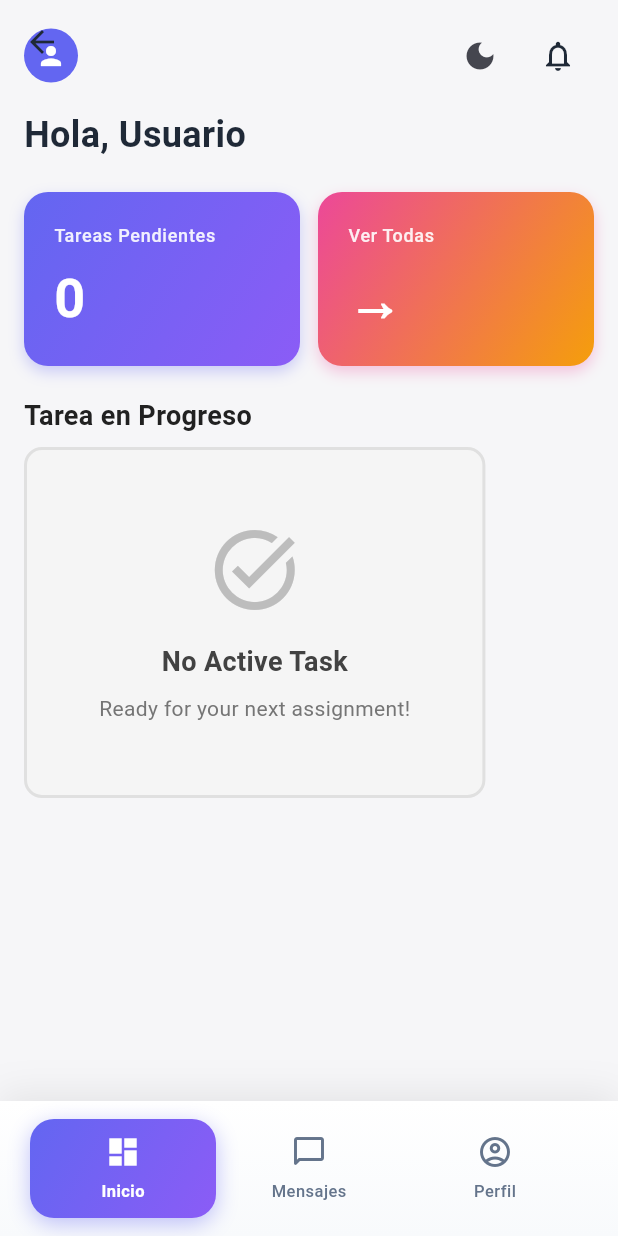
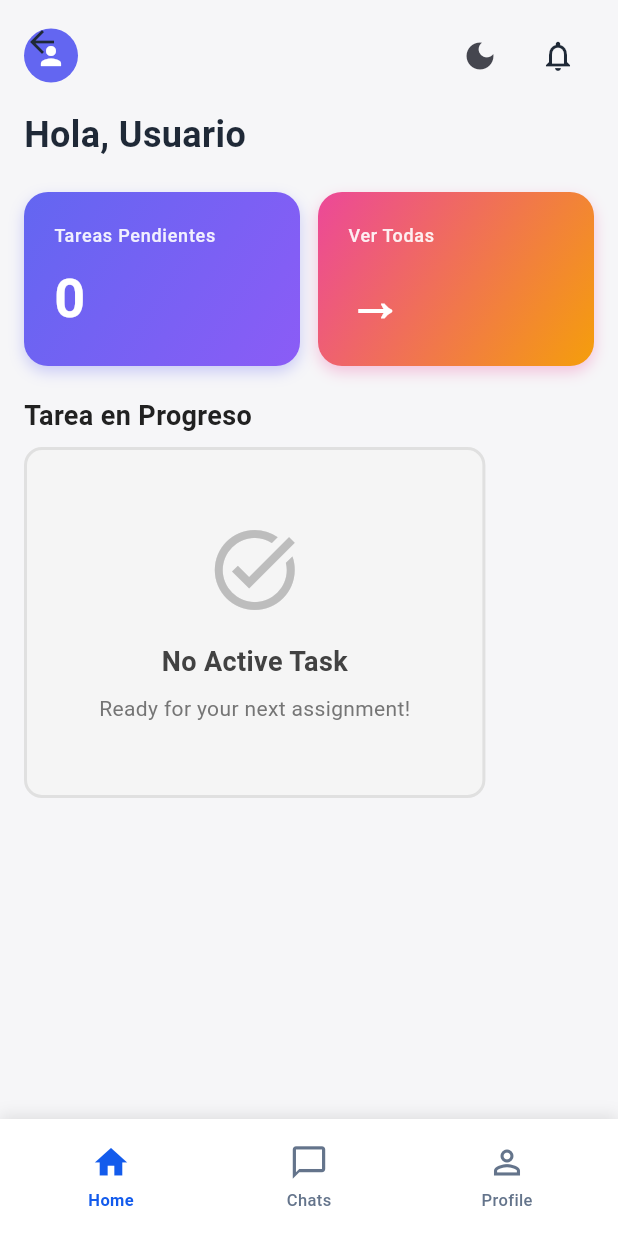
Before and after one commit to ProyectoFinalProgra2025/Task-Control-Frontend, a Flutter app: the WorkerMainScreen screen opened by its route, on a phone screen of 412 x 824 dp. Run offline on Flutter 3.47's test engine with Material 3 defaults, Android fonts, the phone set to English and light mode, and no system bars; our stand-ins replace shared_preferences, smooth_page_indicator; accounts and stored records are empty; network calls fail.

Commit message:
UPDATE: Navbar Worker screens modified

```diff
--- a/lib/screens/worker/worker_main_screen.dart
+++ b/lib/screens/worker/worker_main_screen.dart
@@ -59,53 +59,38 @@ class _WorkerMainScreenState extends State<WorkerMainScreen> with SingleTickerPr
       ),
       bottomNavigationBar: Container(
         decoration: BoxDecoration(
-          gradient: isDark
-              ? LinearGradient(
-                  colors: [Color(0xFF192233), Color(0xFF1a2942)],
-                  begin: Alignment.topCenter,
-                  end: Alignment.bottomCenter,
-                )
-              : LinearGradient(
-                  colors: [Colors.white, Color(0xFFF8FAFC)],
-                  begin: Alignment.topCenter,
-                  end: Alignment.bottomCenter,
-                ),
+          color: isDark ? const Color(0xFF192233) : Colors.white,
           boxShadow: [
             BoxShadow(
-              color: isDark
-                  ? Colors.black.withOpacity(0.4)
-                  : Colors.black.withOpacity(0.08),
-              blurRadius: 20,
-              offset: const Offset(0, -4),
+              color: Colors.black.withOpacity(0.1),
+              blurRadius: 8,
+              offset: const Offset(0, -2),
             ),
           ],
         ),
         child: SafeArea(
           child: Padding(
-            padding: const EdgeInsets.symmetric(horizontal: 20, vertical: 12),
+            padding: const EdgeInsets.symmetric(horizontal: 8, vertical: 8),
             child: Row(
-              mainAxisAlignment: MainAxisAlignment.spaceEvenly,
+              mainAxisAlignment: MainAxisAlignment.spaceAround,
               children: [
                 _buildNavItem(
-                  icon: Icons.dashboard_rounded,
-                  activeIcon: Icons.dashboard,
-                  label: 'Inicio',
+                  icon: Icons.home_outlined,
+                  activeIcon: Icons.home,
+                  label: 'Home',
                   index: 0,
-                  isDark: isDark,
                 ),
                 _buildNavItem(
-                  icon: Icons.chat_bubble_outline_rounded,
-                  activeIcon: Icons.chat_bubble_rounded,
-                  label: 'Mensajes',
+                  icon: Icons.chat_bubble_outline,
+                  activeIcon: Icons.chat_bubble,
+                  label: 'Chats',
                   index: 1,
-                  isDark: isDark,
                 ),
                 _buildNavItem(
-                  icon: Icons.account_circle_outlined,
-                  activeIcon: Icons.account_circle,
-                  label: 'Perfil',
+                  icon: Icons.person_outline,
+                  activeIcon: Icons.person,
+                  label: 'Profile',
                   index: 2,
-                  isDark: isDark,
                 ),
               ],
             ),
@@ -120,60 +105,36 @@ class _WorkerMainScreenState extends State<WorkerMainScreen> with SingleTickerPr
     required IconData activeIcon,
     required String label,
     required int index,
-    required bool isDark,
   }) {
     final isActive = _currentIndex == index;
+    final isDark = Theme.of(context).brightness == Brightness.dark;
 
     return Expanded(
       child: InkWell(
         onTap: () => _onNavItemTapped(index),
-        borderRadius: BorderRadius.circular(16),
-        child: AnimatedContainer(
-          duration: const Duration(milliseconds: 200),
-          padding: const EdgeInsets.symmetric(vertical: 10, horizontal: 8),
-          decoration: BoxDecoration(
-            gradient: isActive
-                ? const LinearGradient(
-                    colors: [Color(0xFF6366F1), Color(0xFF8B5CF6)],
-                    begin: Alignment.topLeft,
-                    end: Alignment.bottomRight,
-                  )
-                : null,
-            borderRadius: BorderRadius.circular(16),
-            boxShadow: isActive
-                ? [
-                    BoxShadow(
-                      color: const Color(0xFF6366F1).withOpacity(0.4),
-                      blurRadius: 12,
-                      offset: const Offset(0, 4),
-                    ),
-                  ]
-                : null,
-          ),
+        borderRadius: BorderRadius.circular(12),
+        child: Container(
+          padding: const EdgeInsets.symmetric(vertical: 8),
           child: Column(
             mainAxisSize: MainAxisSize.min,
-            mainAxisAlignment: MainAxisAlignment.center,
             children: [
               Icon(
                 isActive ? activeIcon : icon,
                 color: isActive
-                    ? Colors.white
+                    ? const Color(0xFF135bec)
                     : (isDark ? const Color(0xFF92a4c9) : const Color(0xFF64748b)),
-                size: 24,
+                size: 26,
               ),
-              const SizedBox(height: 6),
+              const SizedBox(height: 4),
               Text(
                 label,
                 style: TextStyle(
                   fontSize: 11,
-                  fontWeight: isActive ? FontWeight.bold : FontWeight.w500,
+                  fontWeight: isActive ? FontWeight.w600 : FontWeight.w500,
                   color: isActive
-                      ? Colors.white
+                      ? const Color(0xFF135bec)
                       : (isDark ? const Color(0xFF92a4c9) : const Color(0xFF64748b)),
-                  letterSpacing: 0.3,
                 ),
-                overflow: TextOverflow.ellipsis,
-                maxLines: 1,
               ),
             ],
           ),
```
